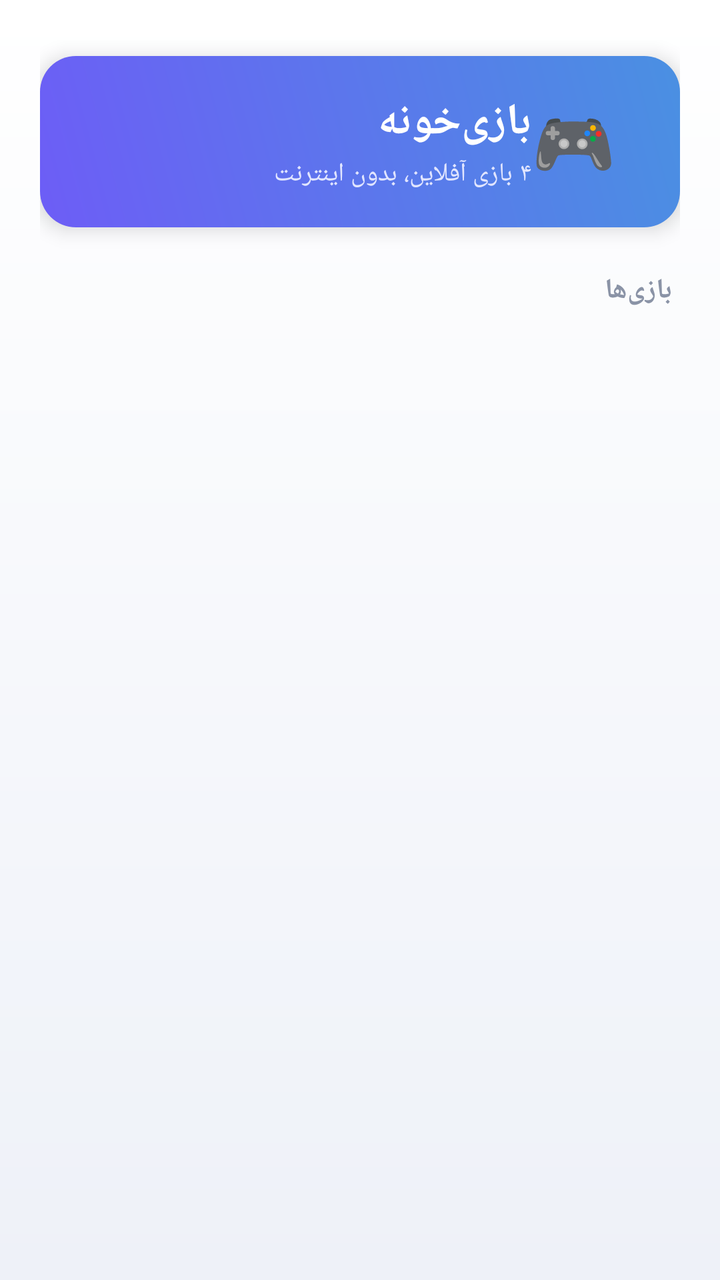
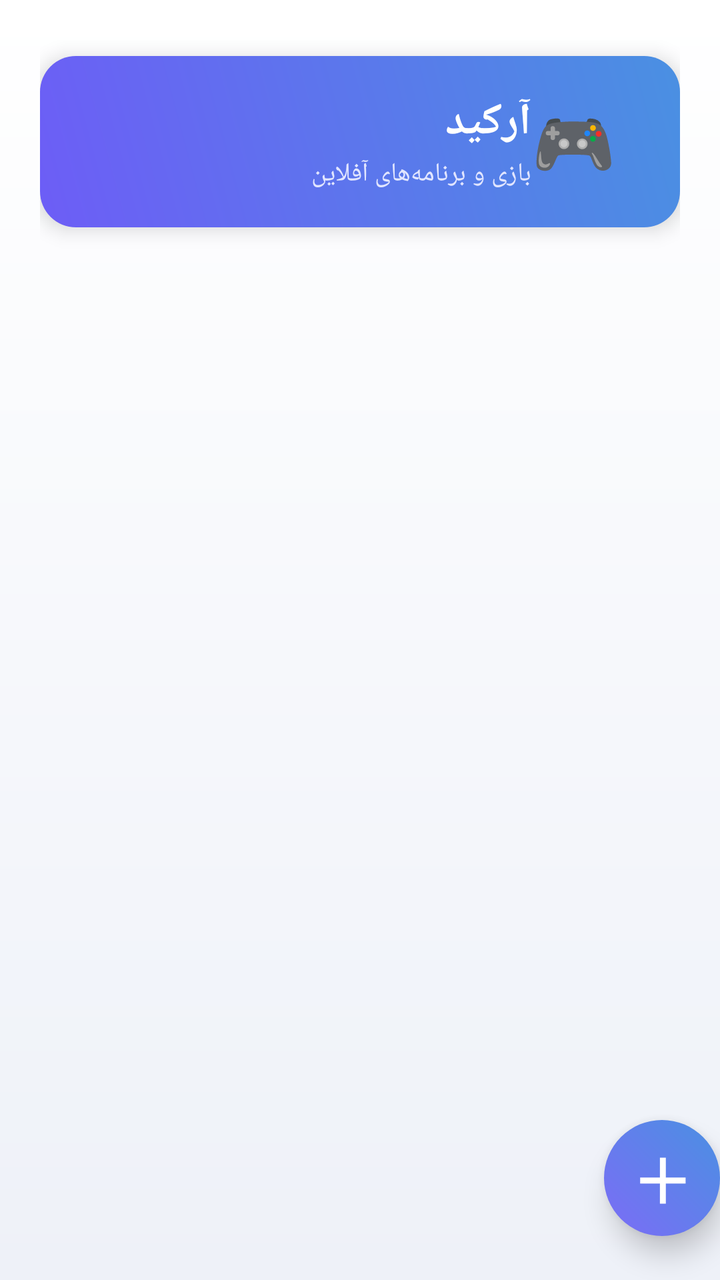

An Android layout rendered at two revisions. The XML below is the earlier revision; the diff shows what the commit changed to produce the second picture.
<!-- AndroidManifest.xml: application theme Theme.Gardoone -->
<!-- res/layout/activity_main.xml -->
<?xml version="1.0" encoding="utf-8"?>
<ScrollView xmlns:android="http://schemas.android.com/apk/res/android"
    android:layout_width="match_parent"
    android:layout_height="match_parent"
    android:background="@drawable/bg_light"
    android:layoutDirection="rtl"
    android:fillViewport="true">

    <LinearLayout
        android:layout_width="match_parent"
        android:layout_height="wrap_content"
        android:orientation="vertical"
        android:padding="20dp">

        <LinearLayout
            android:layout_width="match_parent"
            android:layout_height="wrap_content"
            android:orientation="horizontal"
            android:gravity="center_vertical"
            android:background="@drawable/header_badge"
            android:padding="18dp"
            android:layout_marginTop="8dp"
            android:elevation="6dp">

            <TextView
                android:layout_width="wrap_content"
                android:layout_height="wrap_content"
                android:text="🎮"
                android:textSize="34sp"
                android:layout_marginStart="14dp" />

            <LinearLayout
                android:layout_width="0dp"
                android:layout_height="wrap_content"
                android:layout_weight="1"
                android:orientation="vertical">

                <TextView
                    android:layout_width="wrap_content"
                    android:layout_height="wrap_content"
                    android:text="بازی‌خونه"
                    android:textColor="#FFFFFF"
                    android:textSize="22sp"
                    android:textStyle="bold" />

                <TextView
                    android:layout_width="wrap_content"
                    android:layout_height="wrap_content"
                    android:text="۴ بازی آفلاین، بدون اینترنت"
                    android:textColor="#E2E6FF"
                    android:textSize="13sp"
                    android:paddingTop="2dp" />
            </LinearLayout>
        </LinearLayout>

        <TextView
            android:layout_width="match_parent"
            android:layout_height="wrap_content"
            android:text="بازی‌ها"
            android:textColor="#8A93A6"
            android:textSize="14sp"
            android:textStyle="bold"
            android:layout_marginTop="22dp"
            android:layout_marginStart="4dp"
            android:layout_marginBottom="4dp" />

        <LinearLayout
            android:id="@+id/ll_games"
            android:layout_width="match_parent"
            android:layout_height="wrap_content"
            android:orientation="vertical" />
    </LinearLayout>
</ScrollView>
<!-- resources referenced by this layout -->
<resources>
  <!-- drawable bg_light (drawable) -->
  <?xml version="1.0" encoding="utf-8"?>
  <shape xmlns:android="http://schemas.android.com/apk/res/android"
      android:shape="rectangle">
      <gradient
          android:angle="270"
          android:startColor="#FFFFFF"
          android:endColor="#EEF1F8" />
  </shape>
  <!-- drawable header_badge (drawable) -->
  <?xml version="1.0" encoding="utf-8"?>
  <shape xmlns:android="http://schemas.android.com/apk/res/android"
      android:shape="rectangle">
      <gradient
          android:angle="45"
          android:startColor="#6D5DF6"
          android:endColor="#4A90E2" />
      <corners android:radius="18dp" />
  </shape>
  <style name="Theme.Gardoone" parent="Theme.AppCompat.Light.NoActionBar">
          <item name="android:statusBarColor">#F4F6FB</item>
          <item name="android:windowBackground">#F4F6FB</item>
          <item name="android:navigationBarColor">#F4F6FB</item>
          <item name="android:textColor">#1A2233</item>
          <item name="android:windowLightStatusBar">true</item>
      </style>
</resources>

<!-- the commit's change to res/layout/activity_main.xml (unified diff, before → after) -->
@@ -1,73 +1,83 @@
 <?xml version="1.0" encoding="utf-8"?>
-<ScrollView xmlns:android="http://schemas.android.com/apk/res/android"
+<FrameLayout xmlns:android="http://schemas.android.com/apk/res/android"
     android:layout_width="match_parent"
     android:layout_height="match_parent"
     android:background="@drawable/bg_light"
-    android:layoutDirection="rtl"
-    android:fillViewport="true">
+    android:layoutDirection="rtl">
 
-    <LinearLayout
+    <ScrollView
         android:layout_width="match_parent"
-        android:layout_height="wrap_content"
-        android:orientation="vertical"
-        android:padding="20dp">
+        android:layout_height="match_parent"
+        android:fillViewport="true">
 
         <LinearLayout
             android:layout_width="match_parent"
             android:layout_height="wrap_content"
-            android:orientation="horizontal"
-            android:gravity="center_vertical"
-            android:background="@drawable/header_badge"
-            android:padding="18dp"
-            android:layout_marginTop="8dp"
-            android:elevation="6dp">
-
-            <TextView
-                android:layout_width="wrap_content"
-                android:layout_height="wrap_content"
-                android:text="🎮"
-                android:textSize="34sp"
-                android:layout_marginStart="14dp" />
+            android:orientation="vertical"
+            android:padding="20dp"
+            android:paddingBottom="90dp">
 
             <LinearLayout
-                android:layout_width="0dp"
+                android:layout_width="match_parent"
                 android:layout_height="wrap_content"
-                android:layout_weight="1"
-                android:orientation="vertical">
+                android:orientation="horizontal"
+                android:gravity="center_vertical"
+                android:background="@drawable/header_badge"
+                android:padding="18dp"
+                android:layout_marginTop="8dp"
+                android:elevation="6dp">
 
                 <TextView
                     android:layout_width="wrap_content"
                     android:layout_height="wrap_content"
-                    android:text="بازی‌خونه"
-                    android:textColor="#FFFFFF"
-                    android:textSize="22sp"
-                    android:textStyle="bold" />
+                    android:text="🎮"
+                    android:textSize="34sp"
+                    android:layout_marginStart="14dp" />
 
-                <TextView
-                    android:layout_width="wrap_content"
+                <LinearLayout
+                    android:layout_width="0dp"
                     android:layout_height="wrap_content"
-                    android:text="۴ بازی آفلاین، بدون اینترنت"
-                    android:textColor="#E2E6FF"
-                    android:textSize="13sp"
-                    android:paddingTop="2dp" />
+                    android:layout_weight="1"
+                    android:orientation="vertical">
+
+                    <TextView
+                        android:layout_width="wrap_content"
+                        android:layout_height="wrap_content"
+                        android:text="آرکید"
+                        android:textColor="#FFFFFF"
+                        android:textSize="22sp"
+                        android:textStyle="bold" />
+
+                    <TextView
+                        android:layout_width="wrap_content"
+                        android:layout_height="wrap_content"
+                        android:text="بازی و برنامه‌های آفلاین"
+                        android:textColor="#E2E6FF"
+                        android:textSize="13sp"
+                        android:paddingTop="2dp" />
+                </LinearLayout>
             </LinearLayout>
+
+            <LinearLayout
+                android:id="@+id/ll_list"
+                android:layout_width="match_parent"
+                android:layout_height="wrap_content"
+                android:orientation="vertical" />
         </LinearLayout>
+    </ScrollView>
 
-        <TextView
-            android:layout_width="match_parent"
-            android:layout_height="wrap_content"
-            android:text="بازی‌ها"
-            android:textColor="#8A93A6"
-            android:textSize="14sp"
-            android:textStyle="bold"
-            android:layout_marginTop="22dp"
-            android:layout_marginStart="4dp"
-            android:layout_marginBottom="4dp" />
-
-        <LinearLayout
-            android:id="@+id/ll_games"
-            android:layout_width="match_parent"
-            android:layout_height="wrap_content"
-            android:orientation="vertical" />
-    </LinearLayout>
-</ScrollView>
+    <TextView
+        android:id="@+id/fab_add"
+        android:layout_width="58dp"
+        android:layout_height="58dp"
+        android:layout_gravity="bottom|right"
+        android:layout_marginEnd="20dp"
+        android:layout_marginBottom="22dp"
+        android:background="@drawable/bg_fab"
+        android:gravity="center"
+        android:text="＋"
+        android:textColor="#FFFFFF"
+        android:textSize="30sp"
+        android:textStyle="bold"
+        android:elevation="8dp" />
+</FrameLayout>
<!-- resource entries referenced after the edit -->
@@ -1,5 +1,14 @@
 <!-- resources referenced by this layout -->
 <resources>
+  <!-- drawable bg_fab (drawable) -->
+  <?xml version="1.0" encoding="utf-8"?>
+  <shape xmlns:android="http://schemas.android.com/apk/res/android"
+      android:shape="oval">
+      <gradient
+          android:angle="45"
+          android:startColor="#7C6CF6"
+          android:endColor="#4A90E2" />
+  </shape>
   <!-- drawable bg_light (drawable) -->
   <?xml version="1.0" encoding="utf-8"?>
   <shape xmlns:android="http://schemas.android.com/apk/res/android"
